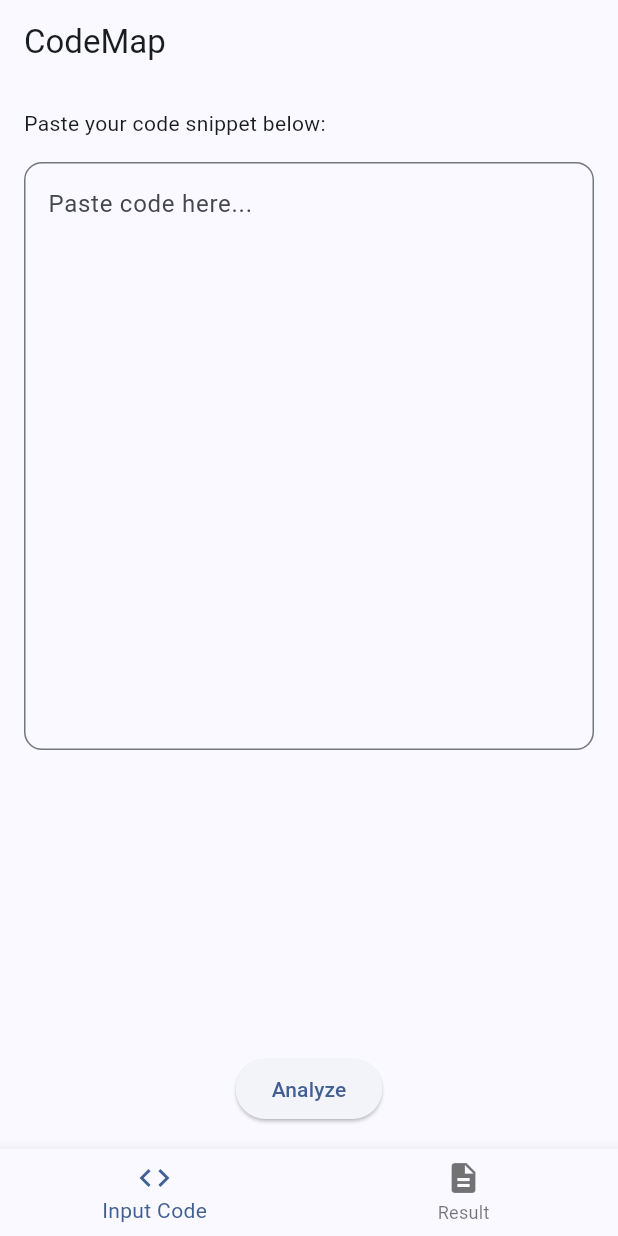
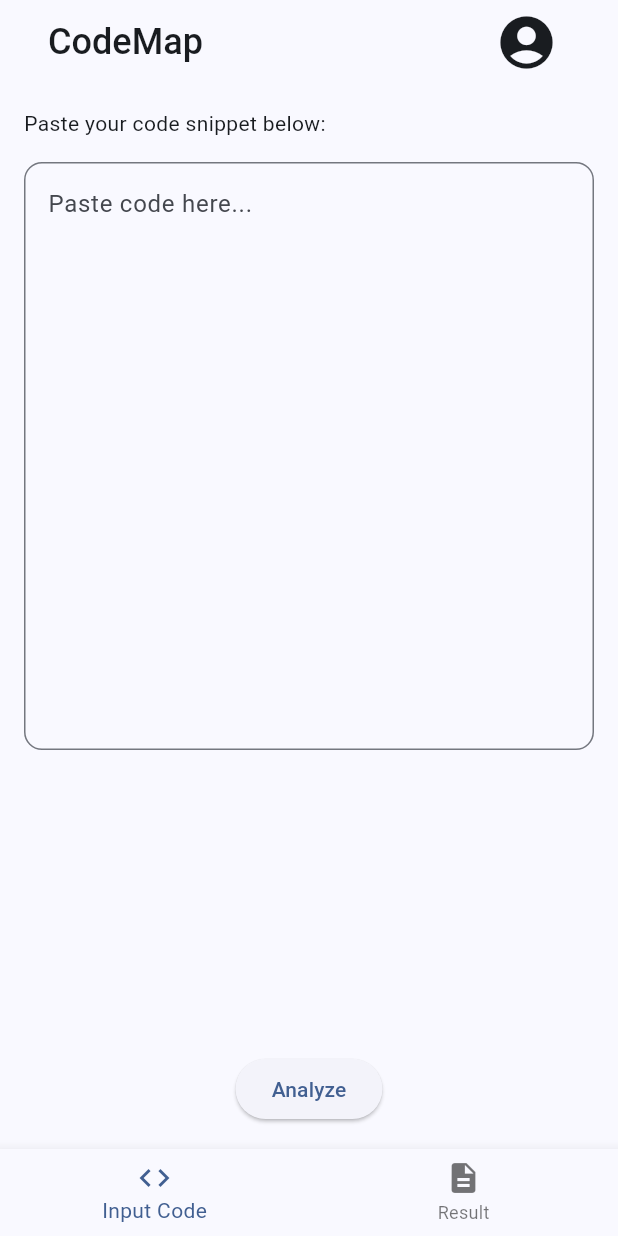
Before and after one commit to Diaz1401/CodeMap, a Flutter app: the MainNavigation screen opened directly, on a phone screen of 412 x 824 dp. Run offline on Flutter 3.47's test engine with Material 3 defaults, Android fonts, the phone set to English and light mode, and no system bars; our stand-ins replace firebase_auth, firebase_core, firebase_database, flutter_markdown_plus, google_sign_in; accounts and stored records are empty.

Commit message:
user_profile: Add user profile page
Signed-off-by: Diaz1401 <diaznura@outlook.com>

```diff
--- a/lib/l10n/app_en.arb
+++ b/lib/l10n/app_en.arb
@@ -17,5 +17,9 @@
     "msgInputLimitReached": "Account code input limit reached. Please try again 6 hours later.",
     "msgContinueWithGoogle": "Please continue with Google account to use this app.",
     "btnContinueWithGoogle": "Continue with Google",
-    "msgSignInFailed": "Sign in failed. Please try again."
+    "msgSignInFailed": "Sign in failed. Please try again.",
+    "txtUserProfile": "User Profile",
+    "msgSignInRequired": "Please sign in to view your profile.",
+    "txtReqLeft": "Requests Left",
+    "btnSignOut": "Sign Out"
 }
--- a/lib/l10n/app_id.arb
+++ b/lib/l10n/app_id.arb
@@ -17,5 +17,9 @@
     "msgInputLimitReached": "Batas input kode akun telah tercapai. Silakan coba lagi dalam 6 jam.",
     "msgContinueWithGoogle": "Silakan lanjutkan dengan akun Google untuk menggunakan aplikasi ini.",
     "btnContinueWithGoogle": "Lanjutkan dengan akun Google",
-    "msgSignInFailed": "Gagal masuk. Silakan coba lagi."
+    "msgSignInFailed": "Gagal masuk. Silakan coba lagi.",
+    "txtUserProfile": "Profil Pengguna",
+    "msgSignInRequired": "Silakan masuk untuk melihat profil Anda.",
+    "txtReqLeft": "Permintaan Tersisa",
+    "btnSignOut": "Keluar"
 }
--- a/lib/l10n/app_localizations.dart
+++ b/lib/l10n/app_localizations.dart
@@ -211,6 +211,30 @@ abstract class AppLocalizations {
   /// In en, this message translates to:
   /// **'Sign in failed. Please try again.'**
   String get msgSignInFailed;
+
+  /// No description provided for @txtUserProfile.
+  ///
+  /// In en, this message translates to:
+  /// **'User Profile'**
+  String get txtUserProfile;
+
+  /// No description provided for @msgSignInRequired.
+  ///
+  /// In en, this message translates to:
+  /// **'Please sign in to view your profile.'**
+  String get msgSignInRequired;
+
+  /// No description provided for @txtReqLeft.
+  ///
+  /// In en, this message translates to:
+  /// **'Requests Left'**
+  String get txtReqLeft;
+
+  /// No description provided for @btnSignOut.
+  ///
+  /// In en, this message translates to:
+  /// **'Sign Out'**
+  String get btnSignOut;
 }
 
 class _AppLocalizationsDelegate
--- a/lib/main.dart
+++ b/lib/main.dart
@@ -35,7 +35,7 @@ class MyApp extends StatelessWidget {
         Locale('en'), // English
         Locale('id'), // Bahasa Indonesia
       ],
-      home: const LoginPage(),
+      home: const SignInPage(),
     );
   }
 }
--- a/lib/main_navigation.dart
+++ b/lib/main_navigation.dart
@@ -1,3 +1,5 @@
+import 'package:codemap/pages/user_profile_page.dart';
+import 'package:firebase_auth/firebase_auth.dart';
 import 'package:flutter/material.dart';
 import 'l10n/app_localizations.dart';
 import 'pages/codeinput_page.dart';
@@ -39,7 +41,42 @@ class _MainNavigationState extends State<MainNavigation> {
   @override
   Widget build(BuildContext context) {
     return Scaffold(
-      appBar: AppBar(title: const Text('CodeMap')),
+      appBar: AppBar(
+        title:
+        Padding(
+            padding: const EdgeInsets.symmetric(horizontal: 16.0),
+            child: Row(
+              children: [
+                const Text('CodeMap', style: TextStyle(
+                  fontSize: 24,
+                  fontWeight: FontWeight.w500,
+                ),),
+                const Spacer(),
+                FutureBuilder<User?>(
+                  future: Future.value(FirebaseAuth.instance.currentUser),
+                  builder: (context, snapshot) {
+                    final user = snapshot.data;
+                    return IconButton(
+                      icon: user?.photoURL != null
+                          ? CircleAvatar(
+                        backgroundImage: NetworkImage(user!.photoURL!),
+                        radius: 24,
+                      )
+                          : const Icon(Icons.account_circle, size: 42),
+                      onPressed: () {
+                        Navigator.of(context).push(
+                          MaterialPageRoute(
+                            builder: (_) => const UserProfilePage(),
+                          ),
+                        );
+                      },
+                    );
+                  },
+                ),
+              ],
+            ),
+        ),
+      ),
       body: _selectedIndex == 0
           ? CodeInputPage(
               onCodeChanged: _onCodeChanged,
--- a/lib/pages/signin_page.dart
+++ b/lib/pages/signin_page.dart
@@ -5,8 +5,8 @@ import 'package:firebase_auth/firebase_auth.dart';
 import 'package:flutter/material.dart';
 import '../main_navigation.dart';
 
-class LoginPage extends StatelessWidget {
-  const LoginPage({Key? key}) : super(key: key);
+class SignInPage extends StatelessWidget {
+  const SignInPage({Key? key}) : super(key: key);
 
   @override
   Widget build(BuildContext context) {
```
Also changed, not shown: lib/l10n/app_localizations_en.dart (+12 -0 lines), lib/l10n/app_localizations_id.dart (+12 -0 lines), lib/pages/user_profile_page.dart (added, +140 -0 lines), lib/pages/codeinput_page.dart (line endings or trailing spaces).
